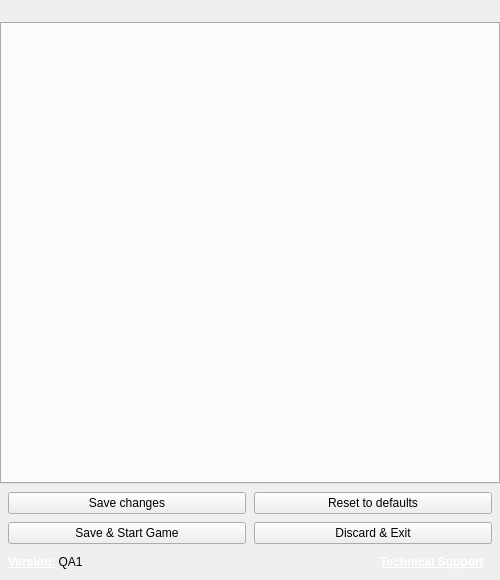
This is src/launcherwindow.ui in CommitteeOfZero/realboot as Qt 5 draws it before an edit. The edited form follows.
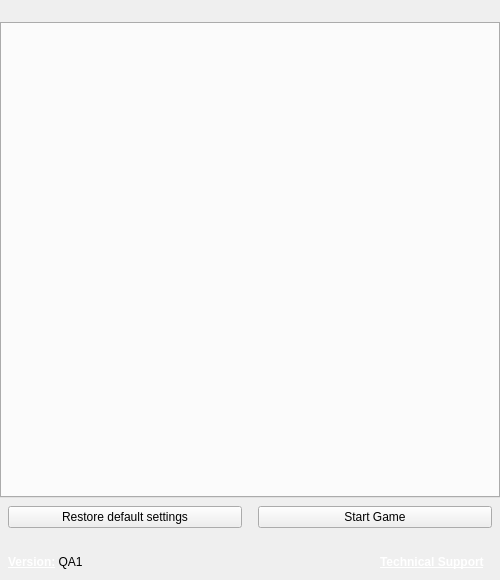
This is the edited form. Icons and pictures are not drawn.

Commit message: autosave => two buttons only

Patch:
```diff
--- a/src/launcherwindow.ui
+++ b/src/launcherwindow.ui
@@ -99,31 +99,35 @@
          <property name="rightMargin">
           <number>8</number>
          </property>
-         <item row="0" column="0">
-          <widget class="QPushButton" name="saveButton">
-           <property name="text">
-            <string>Save changes</string>
-           </property>
-          </widget>
-         </item>
-         <item row="1" column="0">
+         <property name="bottomMargin">
+          <number>16</number>
+         </property>
+         <property name="horizontalSpacing">
+          <number>16</number>
+         </property>
+         <item row="2" column="1">
           <widget class="QPushButton" name="startButton">
-           <property name="text">
-            <string>Save &amp;&amp; Start Game</string>
+           <property name="sizePolicy">
+            <sizepolicy hsizetype="Minimum" vsizetype="Preferred">
+             <horstretch>0</horstretch>
+             <verstretch>0</verstretch>
+            </sizepolicy>
            </property>
-          </widget>
-         </item>
-         <item row="1" column="1">
-          <widget class="QPushButton" name="cancelButton">
            <property name="text">
-            <string>Discard &amp;&amp; Exit</string>
+            <string>Start Game</string>
            </property>
           </widget>
          </item>
-         <item row="0" column="1">
+         <item row="2" column="0">
           <widget class="QPushButton" name="resetButton">
+           <property name="sizePolicy">
+            <sizepolicy hsizetype="Minimum" vsizetype="Preferred">
+             <horstretch>0</horstretch>
+             <verstretch>0</verstretch>
+            </sizepolicy>
+           </property>
            <property name="text">
-            <string>Reset to defaults</string>
+            <string>Restore default settings</string>
            </property>
           </widget>
          </item>
```
Left out of the diff: 3 changed lines with no effect on the pictures. The commit also changes 1 other file.
